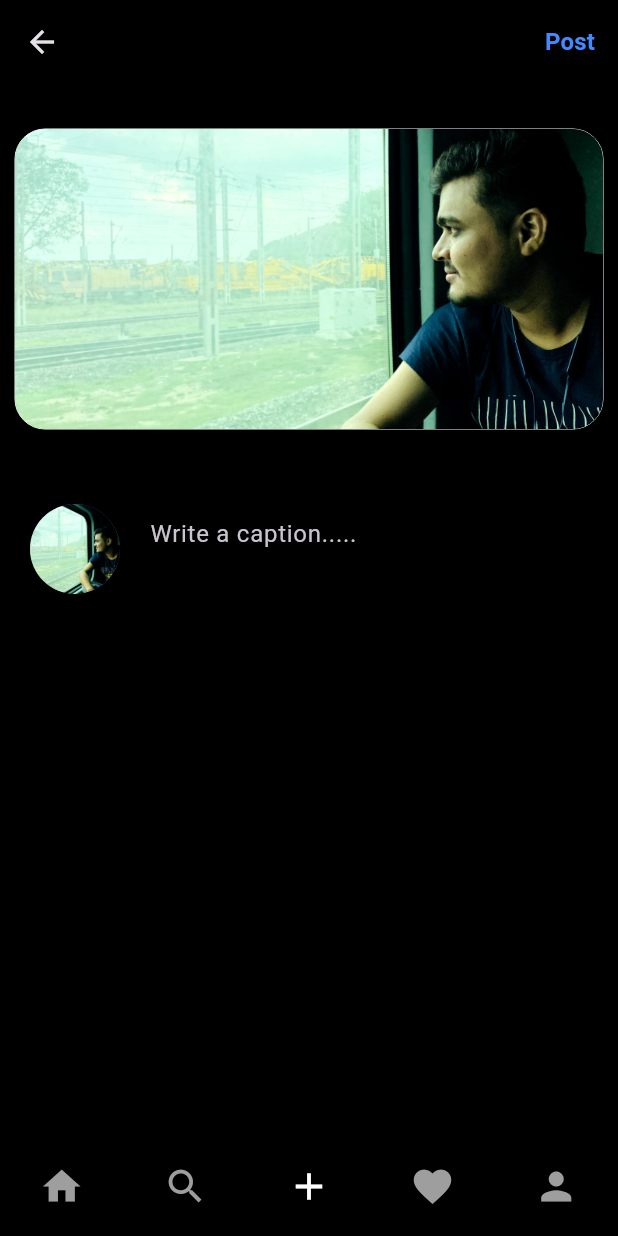
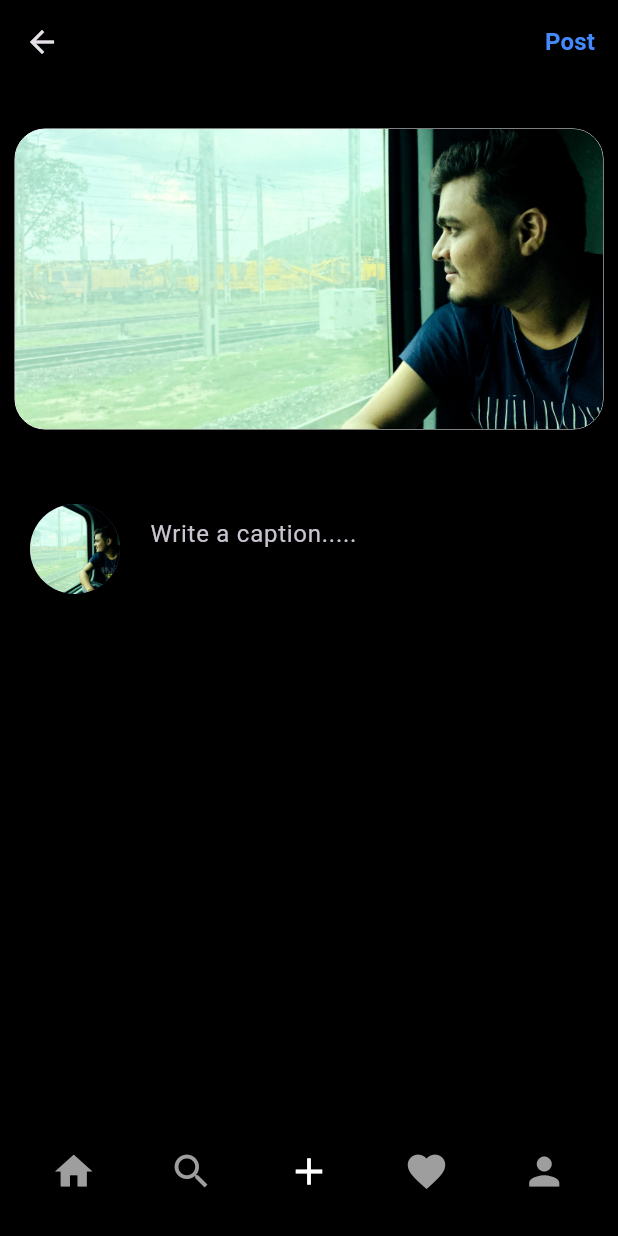
Before and after one commit to BharatWakade-code/insta__clone, a Flutter app: the MobileLayout screen opened directly, swiped to page 3, on a phone screen of 412 x 824 dp. Run offline on Flutter 3.47's test engine with Material 3 defaults, Android fonts, the light colour scheme and no system bars; our stand-ins replace cloud_firestore, firebase_auth, firebase_core, firebase_storage, flutter_svg, image_picker; accounts and stored records are empty; network calls fail.

Commit message:
changes_done_for_new_design

```diff
--- a/lib/Responsive/mobile_screen_layout.dart
+++ b/lib/Responsive/mobile_screen_layout.dart
@@ -54,7 +54,9 @@ class _MobileLayoutState extends State<MobileLayout> {
         physics: NeverScrollableScrollPhysics(),
         onPageChanged: onPageChanged,
       ),
-      bottomNavigationBar: CupertinoTabBar(
+      bottomNavigationBar: Padding(
+        padding: const EdgeInsets.all(10.0),
+        child: CupertinoTabBar(
           backgroundColor: mobileBackgroundColor,
           items: [
             BottomNavigationBarItem(
@@ -100,6 +102,7 @@ class _MobileLayoutState extends State<MobileLayout> {
           ],
           onTap: NavigationTapped,
         ),
+      ),
     );
   }
 }
--- a/lib/Screens/home_screen.dart
+++ b/lib/Screens/home_screen.dart
@@ -1,15 +1,11 @@
 import 'package:cloud_firestore/cloud_firestore.dart';
 import 'package:firebase_auth/firebase_auth.dart';
-import 'package:flutter/cupertino.dart';
 import 'package:flutter/material.dart';
-import 'package:flutter/widgets.dart';
-import 'package:flutter_svg/flutter_svg.dart';
+import 'package:image_picker/image_picker.dart';
+import 'package:insta_clone/Screens/home/nav_bar_home.dart';
 import 'package:insta_clone/Screens/posts/category_card.dart';
-import 'package:insta_clone/Screens/posts/navbar_for_post.dart';
 import 'package:insta_clone/Screens/posts/post_card.dart';
-import 'package:insta_clone/providers/user_provider.dart';
-import 'package:insta_clone/utils/colors.dart';
-import 'package:provider/provider.dart';
+import 'package:insta_clone/utils/utils.dart';
 
 class HomePage extends StatefulWidget {
   HomePage({super.key});
@@ -24,24 +20,62 @@ class _HomePageState extends State<HomePage> {
   @override
   Widget build(BuildContext context) {
     return MaterialApp(
+      theme: ThemeData(
+        fontFamily: 'MerriweatherRegular',
+      ),
       debugShowCheckedModeBanner: false,
       home: Scaffold(
-        backgroundColor: mobileBackgroundColor,
         body: SafeArea(
           top: true,
+          child: Container(
+            decoration: const BoxDecoration(
+              gradient: LinearGradient(
+                colors: [
+                  Color(0xFFE5F7FF),
+                  Color(0xFFE5F7FF),
+                  Color(0xFFFFFFFF),
+                ],
+                begin: Alignment.topLeft,
+                end: Alignment.bottomRight,
+              ),
+            ),
             child: Padding(
-            padding: const EdgeInsets.all(15.0),
+              padding: EdgeInsets.only(top: 35, left: 20, right: 20),
               child: Column(
                 mainAxisAlignment: MainAxisAlignment.start,
-              crossAxisAlignment: CrossAxisAlignment.start,
+                crossAxisAlignment: CrossAxisAlignment.center,
                 children: [
-                // Insta LOGO
-                Navbar_Home(),
+                  // Navbar
+                  const HomeNavbar(),
+                  // ListView for profiles
                   SizedBox(
-                  height: 20,
+                    height: 100,
+                    child: StreamBuilder(
+                      stream: FirebaseFirestore.instance
+                          .collection('posts')
+                          .snapshots(),
+                      builder: (context,
+                          AsyncSnapshot<QuerySnapshot<Map<String, dynamic>>>
+                              snapshot) {
+                        if (snapshot.connectionState ==
+                            ConnectionState.waiting) {
+                          return const Center(
+                            child: CircularProgressIndicator(),
+                          );
+                        }
+                        return ListView.builder(
+                            scrollDirection: Axis.horizontal,
+                            itemCount: snapshot.data!.docs.length,
+                            itemBuilder: (context, int index) => CategoryCard(
+                                  snap: snapshot.data!.docs[index],
+                                ));
+                      },
                     ),
-                // ListView for profiles
-                CategoryCard(),
+                  ),
+                  const SizedBox(
+                    height: 10,
+                  ),
+
                   Expanded(
                     child: StreamBuilder(
                       stream: FirebaseFirestore.instance
@@ -50,8 +84,9 @@ class _HomePageState extends State<HomePage> {
                       builder: (context,
                           AsyncSnapshot<QuerySnapshot<Map<String, dynamic>>>
                               snapshot) {
-                      if (snapshot.connectionState == ConnectionState.waiting) {
-                        return Center(
+                        if (snapshot.connectionState ==
+                            ConnectionState.waiting) {
+                          return const Center(
                             child: CircularProgressIndicator(),
                           );
                         }
@@ -69,6 +104,7 @@ class _HomePageState extends State<HomePage> {
             ),
           ),
         ),
+      ),
     );
   }
 }
```
Also changed, not shown: assets/fonts/OFL.txt (added, +93 -0 lines), lib/Screens/home/nav_bar_home.dart (added, +78 -0 lines), lib/Screens/posts/category_card.dart (+28 -38 lines), lib/Screens/posts/navbar_for_post.dart (+43 -24 lines), lib/Screens/posts/post_card.dart (+18 -106 lines), pubspec.yaml (+5 -11 lines), assets/fonts/Merriweather-Black.ttf (added), assets/fonts/Merriweather-BlackItalic.ttf (added), assets/fonts/Merriweather-Bold.ttf (added), assets/fonts/Merriweather-BoldItalic.ttf (added), assets/fonts/Merriweather-Italic.ttf (added), assets/fonts/Merriweather-Light.ttf (added), assets/fonts/Merriweather-LightItalic.ttf (added), assets/fonts/Merriweather-Regular.ttf (added). Lines whose indentation alone changed are shown as unchanged.
